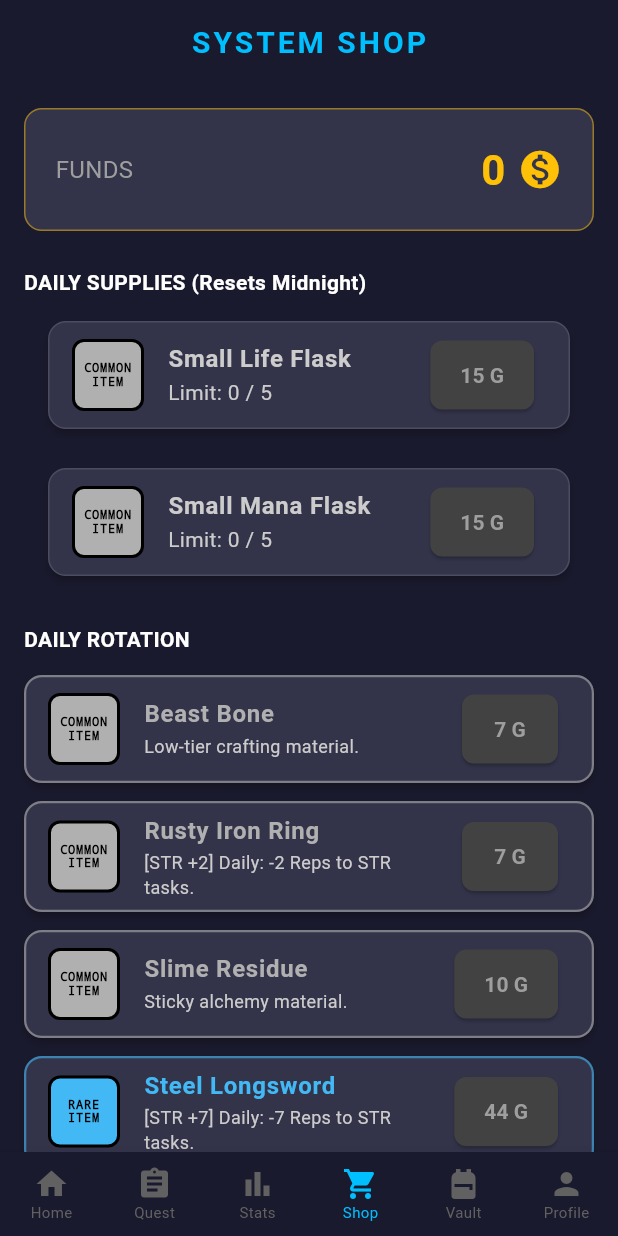
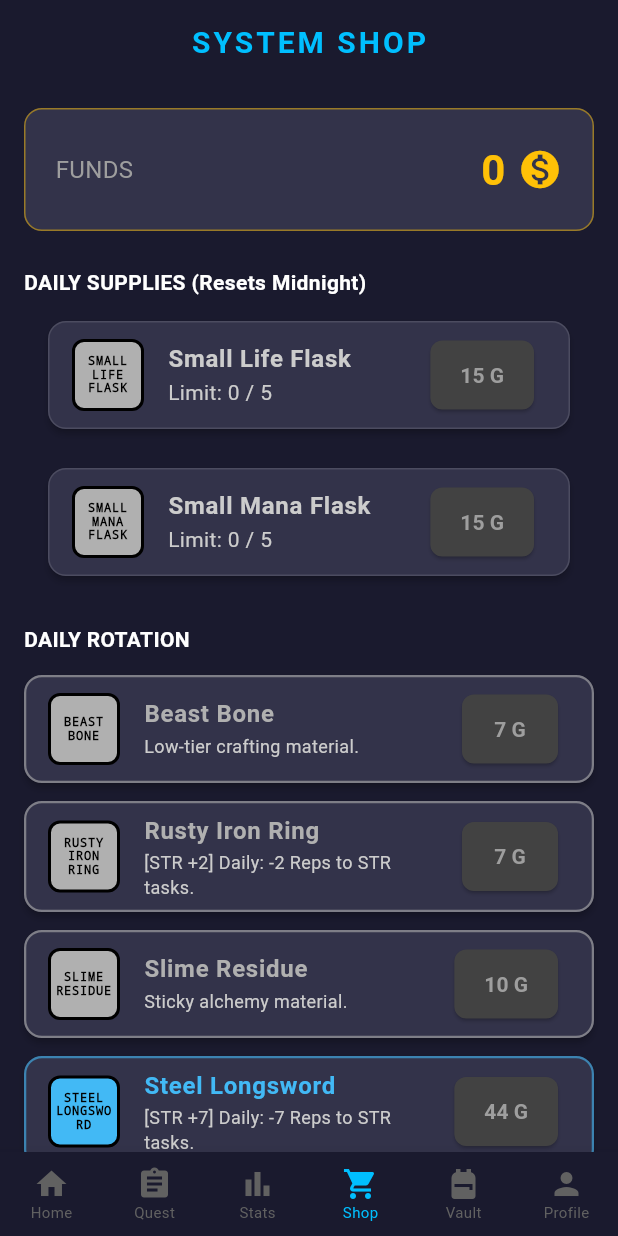
Before and after one commit to BlankW100/LevelZero.Qst, a Flutter app: the screen it shows after launch, item 4 of the bottom bar chosen, on a phone screen of 412 x 824 dp. Run offline on Flutter 3.47's test engine with Material 3 defaults, Android fonts, the phone set to English and light mode, and no system bars; our stand-ins replace shared_preferences; accounts and stored records are empty.

Commit message:
debug: inventory show item as "common item" which will cause confusion due to no unique name, and the item cannot be interact so this should fix it hopefully

```diff
--- a/lib/ui/shop_screen.dart
+++ b/lib/ui/shop_screen.dart
@@ -105,7 +105,6 @@ class _ShopScreenState extends State<ShopScreen> {
         category: ItemCategory.consumable, rarity: ItemRarity.common
       ));
 
-      // Wrapped in curly braces to satisfy linter
       if (isHp) {
         _hpBought++;
       } else {
@@ -120,7 +119,6 @@ class _ShopScreenState extends State<ShopScreen> {
   void _buyRandomItem(int index) {
     ShopProduct product = _dailyRandoms[index];
 
-    // Wrapped in curly braces
     if (product.isSoldOut) {
       return;
     }
@@ -246,9 +244,13 @@ class _ShopScreenState extends State<ShopScreen> {
                           border: Border.all(color: Colors.black, width: 2),
                         ),
                         alignment: Alignment.center,
+                        padding: const EdgeInsets.all(2.0),
+                        // --- FIX: Now displays the actual item name inside the box! ---
                         child: Text(
-                          "${item.rarity.name.toUpperCase()}\nITEM",
+                          item.name.toUpperCase(),
                           textAlign: TextAlign.center,
+                          maxLines: 3,
+                          overflow: TextOverflow.ellipsis,
                           style: const TextStyle(
                             color: Colors.black,
                             fontWeight: FontWeight.w900,
@@ -303,10 +305,14 @@ class _ShopScreenState extends State<ShopScreen> {
               border: Border.all(color: Colors.black, width: 2),
             ),
             alignment: Alignment.center,
-            child: const Text(
-              "COMMON\nITEM",
+            padding: const EdgeInsets.all(2.0),
+            // --- FIX: Now displays the actual item name inside the box! ---
+            child: Text(
+              name.toUpperCase(),
               textAlign: TextAlign.center,
-              style: TextStyle(color: Colors.black, fontWeight: FontWeight.w900, fontSize: 8, fontFamily: 'Courier', height: 1.1),
+              maxLines: 3,
+              overflow: TextOverflow.ellipsis,
+              style: const TextStyle(color: Colors.black, fontWeight: FontWeight.w900, fontSize: 8, fontFamily: 'Courier', height: 1.1),
             ),
           ),
           title: Text(name, style: const TextStyle(fontWeight: FontWeight.bold)),
```
Also changed, not shown: lib/ui/inventory_screen.dart (+105 -13 lines).
